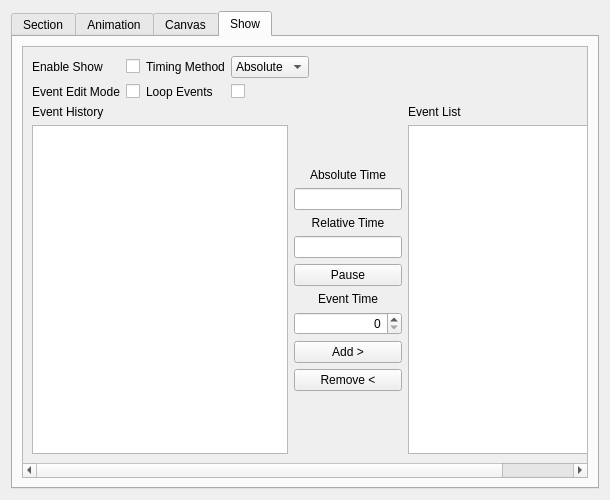
First picture: the form in src/widget/maestrocontrol.ui, repository 8bitbuddhist/PixelMaestro-Studio, before the edit.
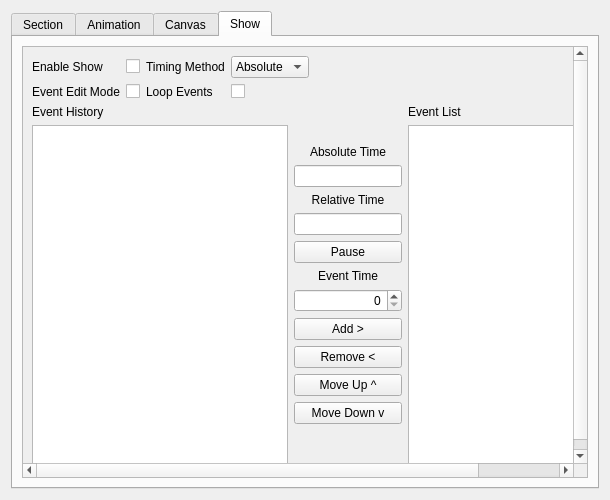
Second picture: the form after the edit. The open tabs and pages were chosen to show the change.

Commit message: MaestroControl - (Broken) Added support for reordering Show Events.

The edit to the form file:
```diff
--- a/src/widget/maestrocontrol.ui
+++ b/src/widget/maestrocontrol.ui
@@ -1051,7 +1051,7 @@
             <x>0</x>
             <y>0</y>
             <width>675</width>
-            <height>453</height>
+            <height>521</height>
            </rect>
           </property>
           <property name="sizePolicy">
@@ -1410,6 +1410,20 @@
                  </property>
                 </widget>
                </item>
+               <item>
+                <widget class="QPushButton" name="moveEventUpButton">
+                 <property name="text">
+                  <string>Move Up ^</string>
+                 </property>
+                </widget>
+               </item>
+               <item>
+                <widget class="QPushButton" name="moveEventDownButton">
+                 <property name="text">
+                  <string>Move Down v</string>
+                 </property>
+                </widget>
+               </item>
                <item>
                 <spacer name="verticalSpacer">
                  <property name="orientation">
```
The commit also changes 2 other files.
